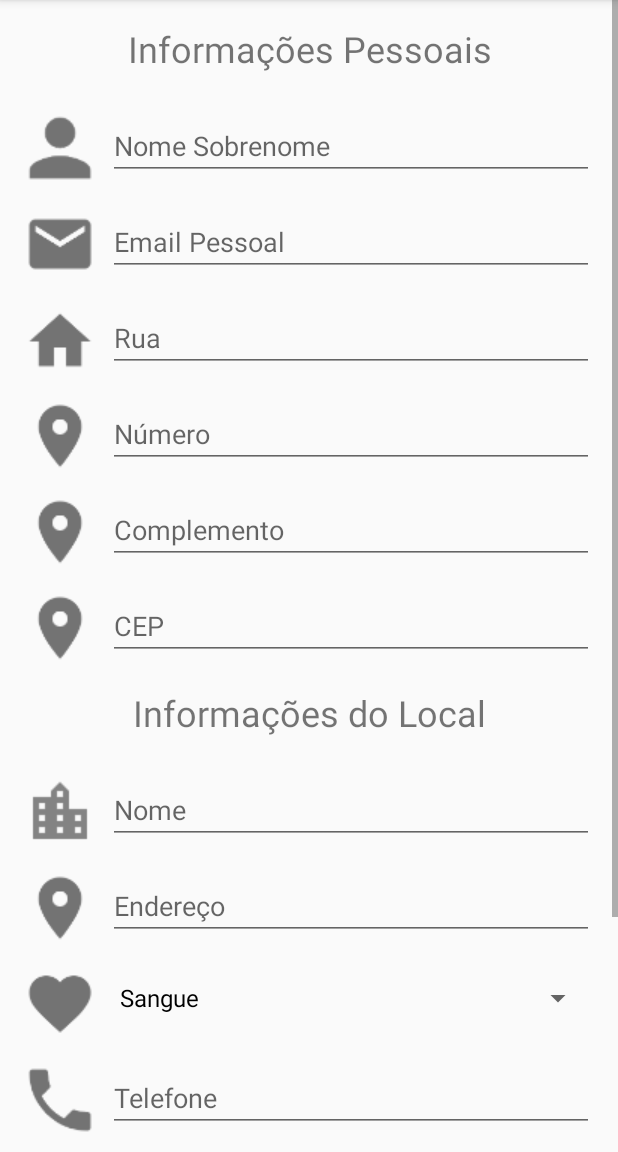
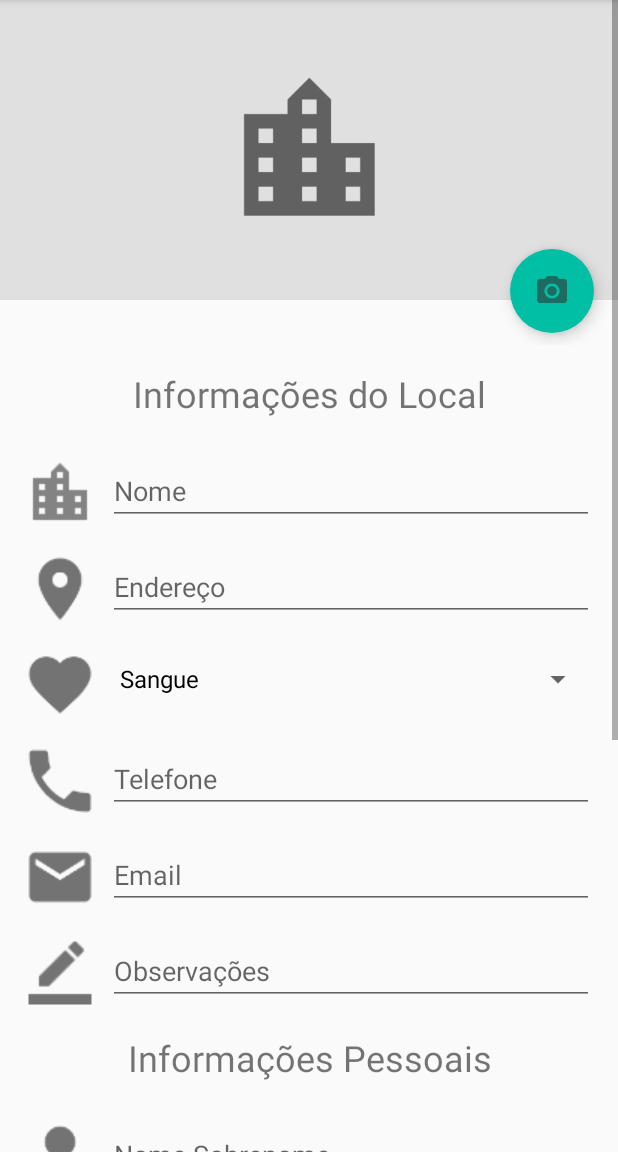
Before and after one commit to isagallerani/app_doasanca, an Android app: the CadastraLocalActivity screen opened directly, with no data from a screen before it, on a phone screen of 412 x 824 dp, the part 84-1236 px from its top. Run offline under Robolectric (Android 15) with nearby library versions, the phone set to English and light mode, and no system bars.

Commit message:
xml do formulario com espaço para tirar foto do local

```diff
--- a/DoaSanca/app/src/main/res/layout/activity_formulario.xml
+++ b/DoaSanca/app/src/main/res/layout/activity_formulario.xml
@@ -20,89 +20,34 @@
         android:columnCount="2">
 
 
-        <TextView
-                android:text="@string/informacoes_pessoais"
+        <FrameLayout
                 android:layout_width="match_parent"
-                android:layout_height="wrap_content"
-                android:textSize="24sp"
-                android:gravity="center"
-                android:layout_marginTop="16dp"
-                android:layout_marginRight="10dp"
-                android:layout_marginLeft="10dp"
-                android:layout_marginBottom="10dp"
-                android:layout_columnSpan="2"
+                android:layout_height="230dp"
+                android:layout_columnSpan="2">
+
+            <ImageView
+                    android:layout_width="match_parent"
+                    android:layout_height="200dp"
+                    android:background="@color/cinza"
+                    android:src="@drawable/place"
+
             />
 
-
-        <ImageView
-                style="@style/FormImage"
-                android:src="@drawable/ic_person"
-                android:contentDescription="@string/nome_sobrenome"/>
-        <EditText
-                android:id="@+id/edtNomePessoa"
-                android:hint="@string/nome_sobrenome"
-                android:inputType="textPersonName|textCapWords"
-                tools:ignore="LabelFor"
-                style="@style/FormEditText"/>
-
-
-        <ImageView
-                style="@style/FormImage"
-                android:src="@drawable/ic_mail"
-                android:contentDescription="@string/email_pessoal"/>
-        <EditText
-                android:id="@+id/edtEmailPessoa"
-                android:hint="@string/email_pessoal"
-                android:inputType="textEmailAddress"
-                style="@style/FormEditText"
+            <android.support.design.widget.FloatingActionButton
+                    android:id="@+id/btnFoto"
+                    android:layout_width="wrap_content"
+                    android:layout_height="wrap_content"
+                    android:elevation="6dp"
+                    android:src="@drawable/ic_camera"
+                    app:fabSize="normal"
+                    android:layout_gravity="bottom|right"
+                    android:layout_marginRight="16dp"
+                    android:layout_marginBottom="8dp"
+                    android:backgroundTint="@color/green_water"
+                    app:borderWidth="0dp"
             />
 
-        <ImageView
-                style="@style/FormImage"
-                android:src="@drawable/ic_home"
-                android:contentDescription="@string/rua"/>
-        <EditText
-                android:id="@+id/edtRua"
-                android:hint="@string/rua"
-                android:inputType="textPostalAddress"
-                style="@style/FormEditText"
-        />
-
-        <ImageView
-                style="@style/FormImage"
-                android:src="@drawable/ic_location_on"
-                android:contentDescription="@string/num"/>
-        <EditText
-                android:id="@+id/edtNumero"
-                android:hint="@string/num"
-                android:inputType="number"
-                style="@style/FormEditText"
-        />
-
-
-
-        <ImageView
-                style="@style/FormImage"
-                android:src="@drawable/ic_location_on"
-                android:contentDescription="@string/complemento"/>
-        <EditText
-                android:id="@+id/edtComplemento"
-                android:hint="@string/complemento"
-                android:inputType="textPostalAddress"
-                style="@style/FormEditText"
-        />
-
-        <ImageView
-                style="@style/FormImage"
-                android:src="@drawable/ic_location_on"
-                android:contentDescription="@string/cep"/>
-        <EditText
-                android:id="@+id/edtCep"
-                android:hint="@string/cep"
-                android:inputType="textPostalAddress"
-                style="@style/FormEditText"
-        />
-
+        </FrameLayout>
 
         <TextView
                 android:text="@string/informacoes_do_local"
@@ -201,6 +146,88 @@
                 style="@style/FormEditText"/>
 
 
+        <TextView
+                android:text="@string/informacoes_pessoais"
+                android:layout_width="match_parent"
+                android:layout_height="wrap_content"
+                android:textSize="24sp"
+                android:gravity="center"
+                android:layout_marginTop="16dp"
+                android:layout_marginRight="10dp"
+                android:layout_marginLeft="10dp"
+                android:layout_marginBottom="10dp"
+                android:layout_columnSpan="2"
+        />
+
+
+        <ImageView
+                style="@style/FormImage"
+                android:src="@drawable/ic_person"
+                android:contentDescription="@string/nome_sobrenome"/>
+        <EditText
+                android:id="@+id/edtNomePessoa"
+                android:hint="@string/nome_sobrenome"
+                android:inputType="textPersonName|textCapWords"
+                tools:ignore="LabelFor"
+                style="@style/FormEditText"/>
+
+
+        <ImageView
+                style="@style/FormImage"
+                android:src="@drawable/ic_mail"
+                android:contentDescription="@string/email_pessoal"/>
+        <EditText
+                android:id="@+id/edtEmailPessoa"
+                android:hint="@string/email_pessoal"
+                android:inputType="textEmailAddress"
+                style="@style/FormEditText"
+        />
+
+        <ImageView
+                style="@style/FormImage"
+                android:src="@drawable/ic_home"
+                android:contentDescription="@string/rua"/>
+        <EditText
+                android:id="@+id/edtRua"
+                android:hint="@string/rua"
+                android:inputType="textPostalAddress"
+                style="@style/FormEditText"
+        />
+
+        <ImageView
+                style="@style/FormImage"
+                android:src="@drawable/ic_location_on"
+                android:contentDescription="@string/num"/>
+        <EditText
+                android:id="@+id/edtNumero"
+                android:hint="@string/num"
+                android:inputType="number"
+                style="@style/FormEditText"
+        />
+
+
+
+        <ImageView
+                style="@style/FormImage"
+                android:src="@drawable/ic_location_on"
+                android:contentDescription="@string/complemento"/>
+        <EditText
+                android:id="@+id/edtComplemento"
+                android:hint="@string/complemento"
+                android:inputType="textPostalAddress"
+                style="@style/FormEditText"
+        />
+
+        <ImageView
+                style="@style/FormImage"
+                android:src="@drawable/ic_location_on"
+                android:contentDescription="@string/cep"/>
+        <EditText
+                android:id="@+id/edtCep"
+                android:hint="@string/cep"
+                android:inputType="textPostalAddress"
+                style="@style/FormEditText"
+        />
 
         <Button
                 android:layout_width="wrap_content"
--- /dev/null
+++ b/DoaSanca/app/src/main/res/mipmap-anydpi-v26/ic_place.xml
@@ -0,0 +1,5 @@
+<?xml version="1.0" encoding="utf-8"?>
+<adaptive-icon xmlns:android="http://schemas.android.com/apk/res/android">
+    <background android:drawable="@drawable/ic_launcher_background"/>
+    <foreground android:drawable="@mipmap/institution"/>
+</adaptive-icon>
--- /dev/null
+++ b/DoaSanca/app/src/main/res/mipmap-anydpi-v26/ic_place_round.xml
@@ -0,0 +1,5 @@
+<?xml version="1.0" encoding="utf-8"?>
+<adaptive-icon xmlns:android="http://schemas.android.com/apk/res/android">
+    <background android:drawable="@drawable/ic_launcher_background"/>
+    <foreground android:drawable="@mipmap/institution"/>
+</adaptive-icon>
--- a/DoaSanca/app/src/main/res/values/colors.xml
+++ b/DoaSanca/app/src/main/res/values/colors.xml
@@ -7,4 +7,5 @@
     <color name="darkblue">#1976D2</color>
     <color name="blue_ocean">#80CBC4</color>
     <color name="green_water">#00BFA5</color>
+    <color name="cinza">#E0E0E0</color>
 </resources>
```
Also changed, not shown: DoaSanca/app/src/main/ic_place-web.png (added), DoaSanca/app/src/main/res/drawable-hdpi/ic_camera.png (added), DoaSanca/app/src/main/res/drawable-hdpi/ic_location_photo.png (added), DoaSanca/app/src/main/res/drawable-mdpi/ic_camera.png (added), DoaSanca/app/src/main/res/drawable-xhdpi/ic_camera.png (added), DoaSanca/app/src/main/res/drawable-xxhdpi/ic_camera.png (added), DoaSanca/app/src/main/res/drawable-xxxhdpi/ic_camera.png (added), DoaSanca/app/src/main/res/drawable/place.png (added), DoaSanca/app/src/main/res/mipmap-xxxhdpi/ic_launcher.png (deleted), DoaSanca/app/src/main/res/mipmap-xxxhdpi/ic_launcher_foreground.png (deleted), DoaSanca/app/src/main/res/mipmap-xxxhdpi/ic_launcher_round.png (deleted). Lines whose indentation alone changed are shown as unchanged.
